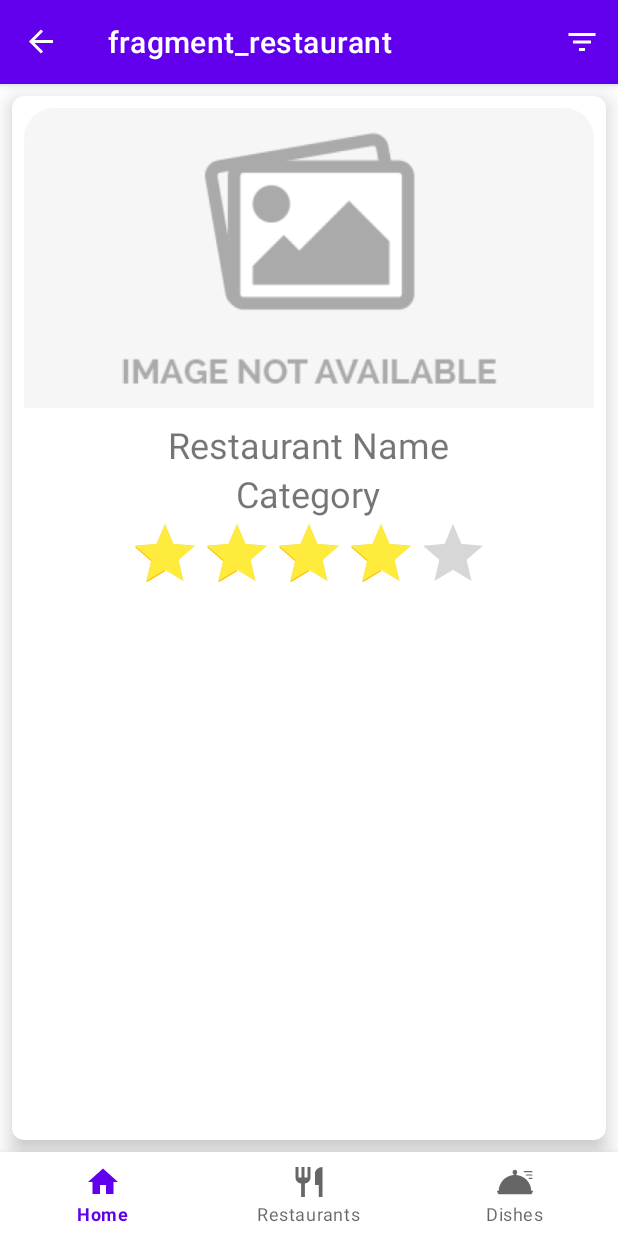
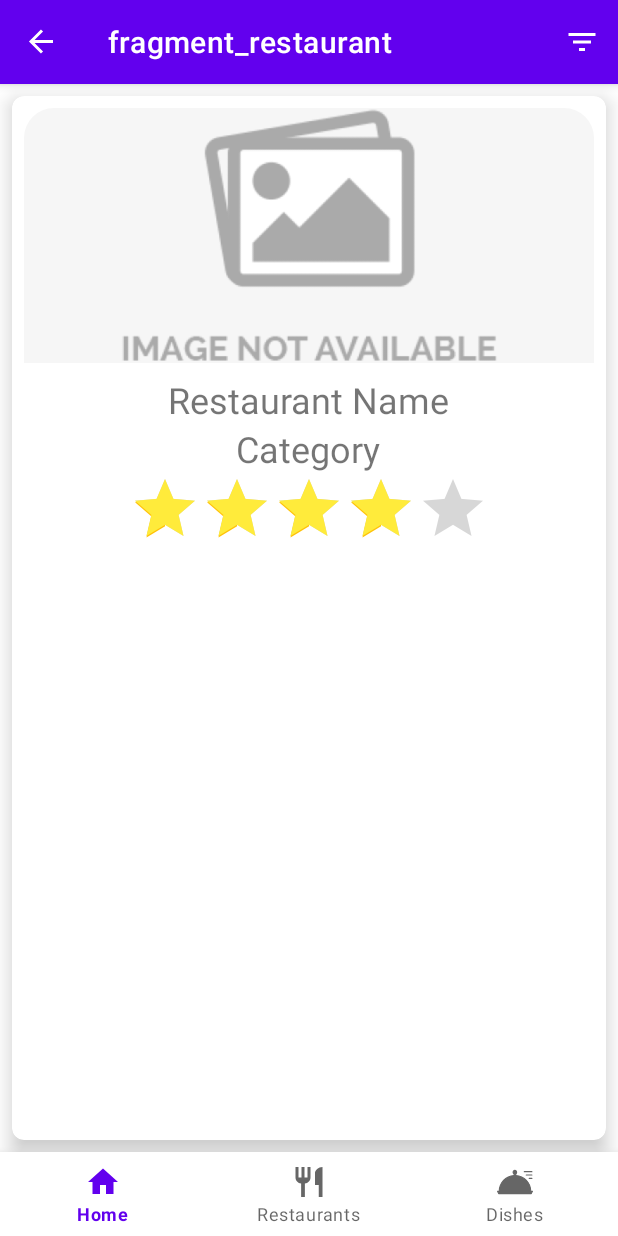
Before and after one commit to ybiblow/FooDiary, an Android app: the RestaurantFragment screen opened through its navigation route, on a phone screen of 412 x 824 dp. Run offline under Robolectric (Android 15) with nearby library versions, the phone set to English and light mode, and no system bars; our stand-ins replace Firebase (no records; nobody signed in at launch, a user with empty details on screens opened directly), navigation-ui; libraries missing offline, so code that uses them is left out: com.firebase.ui; pictures from the network do not load; 16 statements that could not run were skipped.

Commit message:
Updates:
Progress on fragment_restaurant.xml & FragmentRestaurant.
Displaying the relevant dishes is necessary.

```diff
--- a/app/src/main/java/dev/jacob_ba/foodiary/fragments/RestaurantFragment.java
+++ b/app/src/main/java/dev/jacob_ba/foodiary/fragments/RestaurantFragment.java
@@ -6,7 +6,11 @@ import android.os.Bundle;
 import androidx.annotation.NonNull;
 import androidx.annotation.Nullable;
 import androidx.fragment.app.Fragment;
+import androidx.recyclerview.widget.DefaultItemAnimator;
+import androidx.recyclerview.widget.LinearLayoutManager;
+import androidx.recyclerview.widget.RecyclerView;
 
+import android.util.Log;
 import android.view.LayoutInflater;
 import android.view.View;
 import android.view.ViewGroup;
@@ -15,9 +19,15 @@ import android.widget.TextView;
 
 import com.bumptech.glide.Glide;
 
+import java.util.ArrayList;
+
 import dev.jacob_ba.foodiary.R;
+import dev.jacob_ba.foodiary.adapters.DishAdapter;
+import dev.jacob_ba.foodiary.adapters.RestaurantAdapter;
 import dev.jacob_ba.foodiary.databinding.FragmentRestaurantBinding;
+import dev.jacob_ba.foodiary.models.Dish;
 import dev.jacob_ba.foodiary.models.Restaurant;
+import dev.jacob_ba.foodiary.myDB;
 
 public class RestaurantFragment extends Fragment {
 
@@ -25,20 +35,54 @@ public class RestaurantFragment extends Fragment {
     private TextView restaurant_name;
     private TextView restaurant_category;
     private RatingBar restaurant_rating_bar;
+    private Restaurant restaurant;
+    private RecyclerView restaurant_recyclerView;
 
     @Override
     public View onCreateView(@NonNull LayoutInflater inflater, @Nullable ViewGroup container, @Nullable Bundle savedInstanceState) {
         binding = FragmentRestaurantBinding.inflate(inflater, container, false);
         View root = binding.getRoot();
+        bindViews();
 
+        if (getArguments() != null) {
+            getRestaurant();
+            setFields();
+            getDishes();
+        }
+        showRecycler();
+        return root;
+    }
+
+    private void bindViews() {
         restaurant_name = binding.textViewRestaurantName;
         restaurant_category = binding.textViewRestaurantCategory;
         restaurant_rating_bar = binding.restaurantRatingBar;
+        restaurant_recyclerView = binding.fragmentRestaurantRecyclerView;
+    }
 
-        if (getArguments() != null) {
-            RestaurantFragmentArgs args = RestaurantFragmentArgs.fromBundle(getArguments());
+    @Override
+    public void onViewCreated(@NonNull View view, @Nullable Bundle savedInstanceState) {
+        super.onViewCreated(view, savedInstanceState);
 
-            Restaurant restaurant = args.getRestaurant();
+    }
+
+    private void getDishes() {
+        ArrayList<Dish> arrayList_dishes = new ArrayList<Dish>();
+        for (int id : restaurant.getArrayList_dishes_id()) {
+            Dish dish = myDB.getInstance().getDishById(id);
+            if (dish != null) {
+                arrayList_dishes.add(dish);
+            }
+        }
+        StringBuffer stringBuffer = new StringBuffer();
+
+        for (Dish dish : arrayList_dishes) {
+            stringBuffer.append(dish.getName() + " ");
+        }
+        Log.i("info", "Dishes in Restaurant:" + stringBuffer.toString());
+    }
+
+    private void setFields() {
         restaurant_name.setText(restaurant.getName());
         restaurant_category.setText(restaurant.getCategory());
         restaurant_rating_bar.setRating(restaurant.getRank());
@@ -46,15 +90,17 @@ public class RestaurantFragment extends Fragment {
                 .load(restaurant.getImage_url())
                 .placeholder(R.drawable.image_not_available)
                 .into(binding.fragmentRestaurantImage);
-
     }
 
-        return root;
+    private void getRestaurant() {
+        RestaurantFragmentArgs args = RestaurantFragmentArgs.fromBundle(getArguments());
+        restaurant = args.getRestaurant();
     }
 
-    @Override
-    public void onViewCreated(@NonNull View view, @Nullable Bundle savedInstanceState) {
-        super.onViewCreated(view, savedInstanceState);
-
+    private void showRecycler() {
+        DishAdapter dishAdapter = new DishAdapter(this, myDB.getInstance().getArrayList_dishes());
+        restaurant_recyclerView.setLayoutManager(new LinearLayoutManager(getContext(), LinearLayoutManager.VERTICAL, false));
+        restaurant_recyclerView.setItemAnimator(new DefaultItemAnimator());
+        restaurant_recyclerView.setAdapter(dishAdapter);
     }
 }
--- a/app/src/main/java/dev/jacob_ba/foodiary/myDB.java
+++ b/app/src/main/java/dev/jacob_ba/foodiary/myDB.java
@@ -18,12 +18,12 @@ import dev.jacob_ba.foodiary.models.Dish;
 import dev.jacob_ba.foodiary.models.Restaurant;
 
 public class myDB {
+    private static myDB myDatabase;
     private FirebaseDatabase database;
     private DatabaseReference reference_users;
     private FirebaseUser current_user;
     private ArrayList<Restaurant> arrayList_restaurants;
     private ArrayList<Dish> arrayList_dishes;
-    private static myDB myDatabase;
     private String lastDishKey;
     private String lastRestaurantKey;
 
@@ -163,4 +163,12 @@ public class myDB {
         });
         return lastRestaurantKey;
     }
+
+    public Dish getDishById(int id) {
+        for (Dish dish : arrayList_dishes) {
+            if (dish.getId() == id)
+                return dish;
+        }
+        return null;
+    }
 }
--- a/app/src/main/res/layout/fragment_restaurant.xml
+++ b/app/src/main/res/layout/fragment_restaurant.xml
@@ -9,7 +9,10 @@
     <com.google.android.material.card.MaterialCardView
         android:layout_width="match_parent"
         android:layout_height="match_parent"
-        android:layout_margin="8dp"
+        android:layout_marginStart="8dp"
+        android:layout_marginTop="8dp"
+        android:layout_marginEnd="8dp"
+        android:layout_marginBottom="8dp"
         android:elevation="8dp"
         app:cardCornerRadius="8dp"
         app:cardElevation="8dp">
@@ -17,15 +20,20 @@
 
         <LinearLayout
             android:layout_width="match_parent"
-            android:layout_height="wrap_content"
+            android:layout_height="match_parent"
             android:layout_margin="8dp"
             android:gravity="top"
+            android:orientation="vertical">
+
+            <LinearLayout
+                android:layout_width="match_parent"
+                android:layout_height="wrap_content"
                 android:orientation="vertical">
 
                 <com.google.android.material.imageview.ShapeableImageView
                     android:id="@+id/fragment_restaurant_image"
                     android:layout_width="match_parent"
-                android:layout_height="200dp"
+                    android:layout_height="170dp"
                     android:layout_marginBottom="8dp"
                     android:scaleType="centerCrop"
                     android:src="@drawable/image_not_available"
@@ -46,6 +54,7 @@
                     android:layout_gravity="center"
                     android:text="Category"
                     android:textSize="24sp" />
+
                 <RatingBar
                     android:id="@+id/restaurant_ratingBar"
                     android:layout_width="wrap_content"
@@ -57,6 +66,14 @@
                     android:rating="4"
                     android:secondaryProgressTint="@color/amber_500" />
             </LinearLayout>
+
+            <androidx.recyclerview.widget.RecyclerView
+                android:id="@+id/fragment_restaurant_recyclerView"
+                android:layout_width="match_parent"
+                android:layout_height="match_parent" />
+        </LinearLayout>
+
+
     </com.google.android.material.card.MaterialCardView>
 
 </RelativeLayout>
--- a/app/src/main/res/layout/list_dish_item.xml
+++ b/app/src/main/res/layout/list_dish_item.xml
@@ -39,6 +39,7 @@
 
         <androidx.appcompat.widget.AppCompatRatingBar
             android:id="@+id/dish_rating"
+            style="@style/Widget.AppCompat.RatingBar.Indicator"
             android:layout_width="wrap_content"
             android:layout_height="wrap_content"
             android:layout_alignStart="@id/dish_name"
```
Lines whose indentation alone changed are shown as unchanged.
